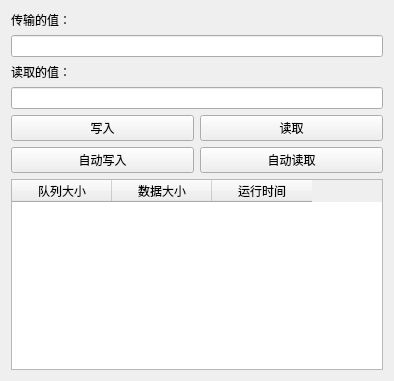
Qt form ProcessTestDemo/MessageQueues.ui (3737cc/C-C--) before a commit.
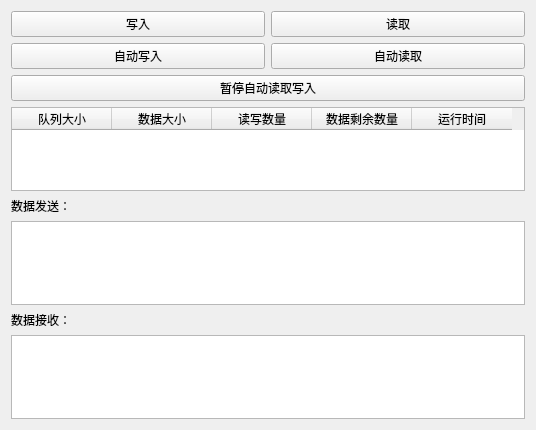
The same form after that commit.

Commit message: 优化界面，显示功能，测试消息队列demo完成

The edit to the form file:
```diff
--- a/ProcessTestDemo/MessageQueues.ui
+++ b/ProcessTestDemo/MessageQueues.ui
@@ -6,8 +6,8 @@
    <rect>
     <x>0</x>
     <y>0</y>
-    <width>394</width>
-    <height>381</height>
+    <width>536</width>
+    <height>430</height>
    </rect>
   </property>
   <property name="windowTitle">
@@ -15,26 +15,6 @@
   </property>
   <widget class="QWidget" name="centralWidget">
    <layout class="QVBoxLayout" name="verticalLayout">
-    <item>
-     <widget class="QLabel" name="valueInputLabel">
-      <property name="text">
-       <string>传输的值：</string>
-      </property>
-     </widget>
-    </item>
-    <item>
-     <widget class="QLineEdit" name="valueInput"/>
-    </item>
-    <item>
-     <widget class="QLabel" name="valueOutputLabel">
-      <property name="text">
-       <string>读取的值：</string>
-      </property>
-     </widget>
-    </item>
-    <item>
-     <widget class="QLineEdit" name="valueOutput"/>
-    </item>
     <item>
      <layout class="QHBoxLayout" name="horizontalLayout">
       <item>
@@ -71,6 +51,13 @@
       </item>
      </layout>
     </item>
+    <item>
+     <widget class="QPushButton" name="stopButton">
+      <property name="text">
+       <string>暂停自动读取写入</string>
+      </property>
+     </widget>
+    </item>
     <item>
      <widget class="QTableWidget" name="memoryBlockTable">
       <column>
@@ -89,6 +76,22 @@
         <set>AlignCenter</set>
        </property>
       </column>
+      <column>
+       <property name="text">
+        <string>读写数量</string>
+       </property>
+       <property name="textAlignment">
+        <set>AlignCenter</set>
+       </property>
+      </column>
+      <column>
+       <property name="text">
+        <string>数据剩余数量</string>
+       </property>
+       <property name="textAlignment">
+        <set>AlignCenter</set>
+       </property>
+      </column>
       <column>
        <property name="text">
         <string>运行时间</string>
@@ -99,6 +102,26 @@
       </column>
      </widget>
     </item>
+    <item>
+     <widget class="QLabel" name="valueInputLabel">
+      <property name="text">
+       <string>数据发送：</string>
+      </property>
+     </widget>
+    </item>
+    <item>
+     <widget class="QPlainTextEdit" name="writePlainTextEdit"/>
+    </item>
+    <item>
+     <widget class="QLabel" name="valueOutputLabel">
+      <property name="text">
+       <string>数据接收：</string>
+      </property>
+     </widget>
+    </item>
+    <item>
+     <widget class="QPlainTextEdit" name="readPlainTextEdit"/>
+    </item>
    </layout>
   </widget>
  </widget>
```
The commit also changes 2 other files.
